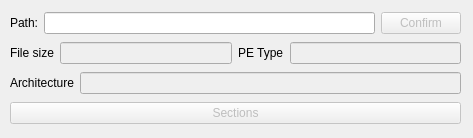
Old version of the form src/homepage.ui in the repository xxr0ss/CrossPE.
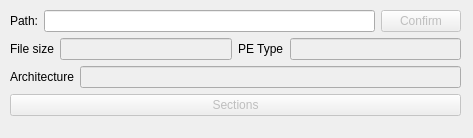
New version of the form.

Commit message: 恢复所有功能，并为下一步使用dock布局做准备

Diff of the .ui file:
```diff
--- a/src/homepage.ui
+++ b/src/homepage.ui
@@ -10,6 +10,12 @@
     <height>138</height>
    </rect>
   </property>
+  <property name="sizePolicy">
+   <sizepolicy hsizetype="Expanding" vsizetype="Expanding">
+    <horstretch>0</horstretch>
+    <verstretch>0</verstretch>
+   </sizepolicy>
+  </property>
   <property name="windowTitle">
    <string>Form</string>
   </property>
@@ -23,6 +29,9 @@
     </rect>
    </property>
    <layout class="QVBoxLayout" name="verticalLayout">
+    <property name="sizeConstraint">
+     <enum>QLayout::SetMaximumSize</enum>
+    </property>
     <item>
      <layout class="QHBoxLayout" name="horizontalLayout">
       <item>
```
Left out of the diff: 17 changed lines with no effect on the pictures. The commit also changes 7 other files.
